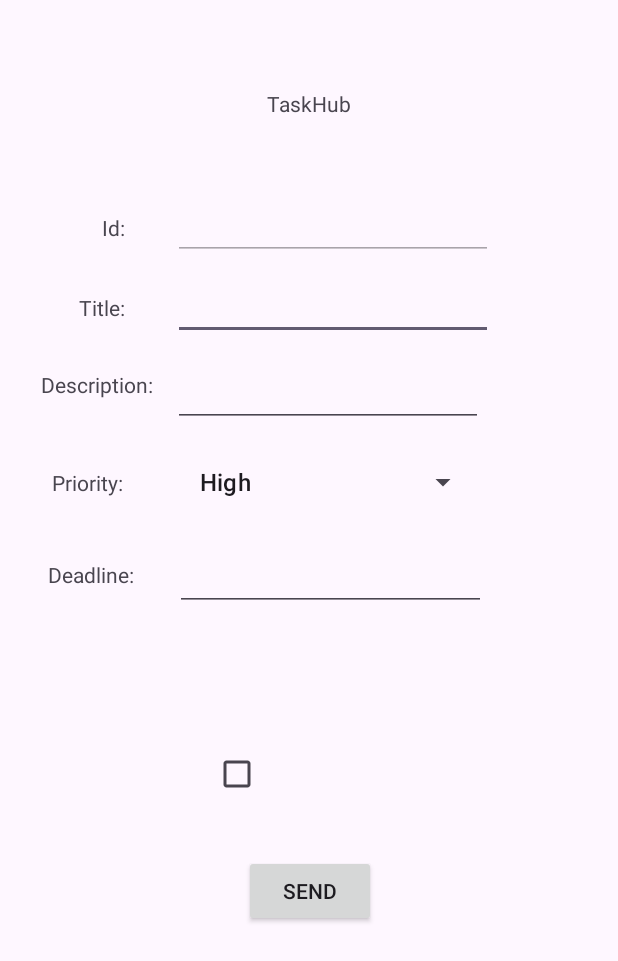
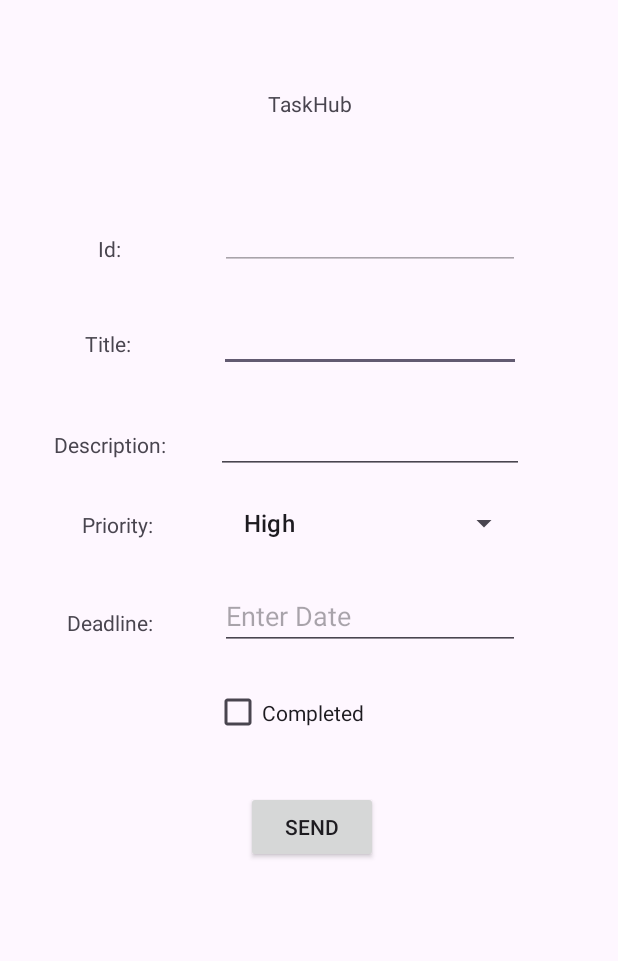
Before and after one commit to carlosEduardoRincon/PocketTask, an Android app: the TaskManager screen opened directly, with no data from a screen before it, after a tap on "SEND", on a phone screen of 412 x 824 dp. Shown: the top 961 px of the screen. Run offline under Robolectric (Android 15) with nearby library versions, the phone set to English and light mode, and no system bars.

Commit message:
fix - adding data and edit screen

```diff
--- a/app/src/main/java/br/edu/ifsp/dpdm/taskhub/InitialPage.java
+++ b/app/src/main/java/br/edu/ifsp/dpdm/taskhub/InitialPage.java
@@ -35,9 +35,9 @@ public class InitialPage extends AppCompatActivity {
         super.onCreate(savedInstanceState);
         setContentView(R.layout.initial_page);
 
-        Button abrirCalculator = findViewById(R.id.btAdd);
-        abrirCalculator.setOnClickListener(arg0 -> {
-            Intent it = new Intent(getApplicationContext(), TaskManager.class);
+        Button openTaskForm = findViewById(R.id.btAdd);
+        openTaskForm.setOnClickListener(arg0 -> {
+            Intent it = new Intent(getApplicationContext(), TaskManager.class).putExtra("operation", "update");
             mStartForResult.launch(it);
         });
 
@@ -53,9 +53,11 @@ public class InitialPage extends AppCompatActivity {
 
     private AdapterView.OnItemClickListener selectTasks = new AdapterView.OnItemClickListener() {
         public void onItemClick(AdapterView<?> arg0, View arg1, int pos, long id) {
-            operation = "Atualizar";
             t = tasks.get(pos);
-            //loadData(t);
+            Intent it = new Intent(getApplicationContext(), TaskManager.class);
+            it.putExtra("selectedItem", t);
+            it.putExtra("operation", "Update");
+            mStartForResult.launch(it);
         }
     };
 
@@ -81,8 +83,6 @@ public class InitialPage extends AppCompatActivity {
         builder.show();
     }
 
-
-
     public void refreshList() {
         tasks = taskDAO.listAll();
         if (tasks != null) {
@@ -98,8 +98,6 @@ public class InitialPage extends AppCompatActivity {
         return true;
     };
 
-
-
     private void showMessage(String msg) {
         Toast.makeText(getApplicationContext(), msg, Toast.LENGTH_LONG).show();
     }
--- a/app/src/main/java/br/edu/ifsp/dpdm/taskhub/TaskManager.java
+++ b/app/src/main/java/br/edu/ifsp/dpdm/taskhub/TaskManager.java
@@ -1,22 +1,32 @@
 package br.edu.ifsp.dpdm.taskhub;
 
 import android.app.Activity;
+import android.app.DatePickerDialog;
 import android.content.Intent;
 import android.os.Bundle;
+import android.text.InputType;
+import android.util.Log;
 import android.view.View;
 import android.widget.ArrayAdapter;
 import android.widget.CheckBox;
+import android.widget.DatePicker;
 import android.widget.EditText;
 import android.widget.Spinner;
 import android.widget.Toast;
 
+import java.text.ParseException;
+import java.text.SimpleDateFormat;
+import java.util.Calendar;
+import java.util.Date;
 import java.util.List;
+import java.util.Objects;
 
 import br.edu.ifsp.dpdm.taskhub.dao.entities.TaskDAO;
 import br.edu.ifsp.dpdm.taskhub.model.Task;
 
 public class TaskManager extends Activity {
 
+    DatePickerDialog picker;
     private Task t;
     private List<Task> tasks;
     private TaskDAO taskDAO;
@@ -24,7 +34,7 @@ public class TaskManager extends Activity {
     private EditText edTitle;
     private EditText edDescription;
     private EditText edDeadline;
-    private CheckBox edCompleted;
+    private CheckBox ckCompleted;
 
     private String operation;
     private Spinner spPriority;
@@ -38,12 +48,30 @@ public class TaskManager extends Activity {
         edID = (EditText) findViewById(R.id.edID);
         edTitle = (EditText) findViewById(R.id.edTitle);
         edDescription = (EditText) findViewById(R.id.edDescription);
-        edDeadline = (EditText) findViewById(R.id.edDeadline);
+        edDeadline = (EditText) findViewById(R.id.edDate);
+
+        edDeadline.setInputType(InputType.TYPE_NULL);
+        edDeadline.setOnClickListener(v -> {
+            final Calendar cldr = Calendar.getInstance();
+            int day = cldr.get(Calendar.DAY_OF_MONTH);
+            int month = cldr.get(Calendar.MONTH);
+            int year = cldr.get(Calendar.YEAR);
+            picker = new DatePickerDialog(TaskManager.this,
+                    (view, year1, monthOfYear, dayOfMonth) -> edDeadline.setText(dayOfMonth + "/" + (monthOfYear + 1) + "/" + year1), year, month, day);
+            picker.show();
+        });
+
         spPriority = (Spinner) findViewById(R.id.spPriority);
-        edCompleted = (CheckBox) findViewById(R.id.ckCompleted);
+        ckCompleted = (CheckBox) findViewById(R.id.ckCompleted);
         taskDAO = new TaskDAO(getApplicationContext());
 
-        operation = "New";
+        Intent intent = getIntent();
+        if (intent.hasExtra("selectedItem")) {
+            loadData(Objects.requireNonNull(intent.getParcelableExtra("selectedItem")));
+            operation = intent.getParcelableExtra("operation");
+        } else {
+            operation = "New";
+        }
 
         loadPriorities();
     }
@@ -66,9 +94,15 @@ public class TaskManager extends Activity {
         }
 
         t.setTitle(edTitle.getText().toString());
+        t.setDescription(edDescription.getText().toString());
+        t.setPriority(priorities[spPriority.getSelectedItemPosition()]);
 
-        t.setPriority(priorities[spPriority.getSelectedItemPosition()]);
-        t.setDescription(edDescription.getText().toString());
+        SimpleDateFormat dateFormat = new SimpleDateFormat("EEE MMM dd HH:mm:ss zzz yyyy");
+
+        try {
+            t.setDeadline((dateFormat.parse(edDeadline.getText().toString())));
+        } catch (ParseException e) {/*IGNORE*/}
+        t.setCompleted(ckCompleted.isChecked());
 
         if (operation.equalsIgnoreCase("new")) {
             taskDAO.salvar(t);
@@ -90,7 +124,7 @@ public class TaskManager extends Activity {
         edID.setText("");
         edTitle.setText("");
         edDescription.setText("");
-        edCompleted.setText("");
+        ckCompleted.setChecked(false);
         edDeadline.setText("");
         spPriority.setSelection(0);
     }
@@ -100,8 +134,20 @@ public class TaskManager extends Activity {
         edID.setText(String.valueOf(task.getId()));
         edTitle.setText(task.getTitle());
         edDescription.setText(task.getDescription());
+        ckCompleted.setChecked(task.isCompleted());
         edDeadline.setText(String.valueOf(task.getDeadline()));
-        spPriority.setSelection(task.getPriority().equalsIgnoreCase("M") ? 0 : 1);
+
+        String priority = task.getPriority();
+        Log.v("TaskManager", "msg: " + priority);
+
+        int selectionPosition = 0;
+        if (priority.equalsIgnoreCase("Medium")) {
+            selectionPosition = 1;
+        } else if (priority.equalsIgnoreCase("Easy")) {
+            selectionPosition = 2;
+        }
+        spPriority.setSelection(selectionPosition);
+
     }
 
     private void showMessage(String msg) {
--- a/app/src/main/java/br/edu/ifsp/dpdm/taskhub/adapters/TaskListAdapter.java
+++ b/app/src/main/java/br/edu/ifsp/dpdm/taskhub/adapters/TaskListAdapter.java
@@ -51,7 +51,7 @@ public class TaskListAdapter extends BaseAdapter {
         description.setText("Description: " + t.getDescription());
 
         TextView deadline = (TextView) view.findViewById(R.id.txtDeadlineTask);
-        deadline.setText("Deadline: " + t.getPriority());
+        deadline.setText("Deadline: " + t.getDeadline());
 
         TextView priority = (TextView) view.findViewById(R.id.txtPriority);
         priority.setText("Priority: " + t.getPriority());
--- a/app/src/main/java/br/edu/ifsp/dpdm/taskhub/dao/TaskRepository.java
+++ b/app/src/main/java/br/edu/ifsp/dpdm/taskhub/dao/TaskRepository.java
@@ -15,9 +15,10 @@ public class TaskRepository<T extends Object> extends SQLiteOpenHelper {
 
     public static final String CREATE_TABLE_TASK = "CREATE TABLE task ("
             + " id integer primary key autoincrement NOT NULL,"
+            + " title varchar(75),"
             + " description varchar(200),"
-            + " title varchar(75),"
-            + " deadline varchar(75),"
+            + " deadline datetime(75),"
+            + " priority varchar(75),"
             + " completed int);";
 
     public TaskRepository(Context context) {
--- a/app/src/main/java/br/edu/ifsp/dpdm/taskhub/dao/entities/TaskDAO.java
+++ b/app/src/main/java/br/edu/ifsp/dpdm/taskhub/dao/entities/TaskDAO.java
@@ -4,10 +4,12 @@ import android.content.ContentValues;
 import android.content.Context;
 import android.database.Cursor;
 import android.database.sqlite.SQLiteDatabase;
+import android.util.Log;
 
 import java.text.SimpleDateFormat;
 import java.util.ArrayList;
 import java.util.List;
+import java.util.Locale;
 
 import br.edu.ifsp.dpdm.taskhub.dao.TaskRepository;
 import br.edu.ifsp.dpdm.taskhub.model.Task;
@@ -18,8 +20,7 @@ public class TaskDAO extends TaskRepository<Task> {
 
     public TaskDAO(Context context) {
         super(context);
-        fields = new String[]{"id", "title", "description", "deadline",
-        "priority", "completed"};
+        fields = new String[]{"id", "title", "description", "deadline", "priority", "completed"};
         tableName = "task";
         this.database = getWritableDatabase();
     }
@@ -56,7 +57,7 @@ public class TaskDAO extends TaskRepository<Task> {
 
     public List<Task> listAll() {
         List<Task> list = new ArrayList<Task>();
-        Cursor cursor = executeSelect(null, null, "1");
+        Cursor cursor =  executeSelect(null, null, "1");
 
         if (cursor != null && cursor.moveToFirst()) {
             do {
@@ -90,14 +91,16 @@ public class TaskDAO extends TaskRepository<Task> {
 
 
     private Task serializeByCursor(Cursor cursor) {
-        SimpleDateFormat dateFormat = new SimpleDateFormat("yyyy-MM-dd");
+        SimpleDateFormat parserSDF = new SimpleDateFormat("EEE MMM dd HH:mm:ss Z yyyy", Locale.ENGLISH);
+
         Task task = new Task();
 
         try {
+            Log.v("TaskDAO", "cursor: " + cursor);
             task.setId(cursor.getInt(0));
             task.setTitle(cursor.getString(1));
             task.setDescription(cursor.getString(2));
-            task.setDeadline(dateFormat.parse(cursor.getString(3)));
+            task.setDeadline(parserSDF.parse(cursor.getString(3)));
             task.setPriority(cursor.getString(4));
             task.setCompleted(cursor.getInt(5) == 1);
         } catch (Exception ignored) {}
@@ -113,12 +116,12 @@ public class TaskDAO extends TaskRepository<Task> {
         values.put("description", task.getDescription());
         values.put("deadline", String.valueOf(task.getDeadline()));
         values.put("priority", task.getPriority());
-        values.put("completed", task.isCompleted());
+        values.put("completed", task.isCompleted()? 1 : 0);
 
         return values;
     }
 
-    private Cursor executeSelect(String selection, String[] selectionArgs, String orderBy) {
+    private Cursor  executeSelect(String selection, String[] selectionArgs, String orderBy) {
         return database.query(tableName,
                 fields,
                 selection,
--- a/app/src/main/java/br/edu/ifsp/dpdm/taskhub/model/Task.java
+++ b/app/src/main/java/br/edu/ifsp/dpdm/taskhub/model/Task.java
@@ -1,8 +1,13 @@
 package br.edu.ifsp.dpdm.taskhub.model;
+
+import android.os.Parcel;
+import android.os.Parcelable;
+
+import androidx.annotation.NonNull;
 
 import java.util.Date;
 
-public class Task {
+public class Task implements Parcelable {
     private int id;
     private String title;
     private String description;
@@ -19,6 +24,26 @@ public class Task {
         this.priority = priority;
         this.completed = completed;
     }
+
+    protected Task(Parcel in) {
+        id = in.readInt();
+        title = in.readString();
+        description = in.readString();
+        priority = in.readString();
+        completed = in.readByte() != 0;
+    }
+
+    public static final Creator<Task> CREATOR = new Creator<Task>() {
+        @Override
+        public Task createFromParcel(Parcel in) {
+            return new Task(in);
+        }
+
+        @Override
+        public Task[] newArray(int size) {
+            return new Task[size];
+        }
+    };
 
     public int getId() {
         return id;
@@ -55,7 +80,6 @@ public class Task {
     public String getPriority() {
         return priority;
     }
-
     public void setPriority(String priority) {
         this.priority = priority;
     }
@@ -67,4 +91,18 @@ public class Task {
     public void setCompleted(boolean completed) {
         this.completed = completed;
     }
+
+    @Override
+    public int describeContents() {
+        return 0;
+    }
+
+    @Override
+    public void writeToParcel(@NonNull Parcel dest, int flags) {
+        dest.writeInt(id);
+        dest.writeString(title);
+        dest.writeString(description);
+        dest.writeString(priority);
+        dest.writeByte((byte) (completed ? 1 : 0));
+    }
 }
--- a/app/src/main/res/layout/main.xml
+++ b/app/src/main/res/layout/main.xml
@@ -8,158 +8,164 @@
 
     <EditText
         android:id="@+id/edDescription"
-        android:layout_width="0dp"
-        android:layout_height="35dp"
-        android:layout_marginTop="12dp"
-        android:layout_marginEnd="88dp"
-        android:layout_marginBottom="14dp"
+        android:layout_width="205dp"
+        android:layout_height="43dp"
+        android:layout_marginTop="55dp"
+        android:layout_marginBottom="54dp"
         android:inputType="text"
-        app:layout_constraintBottom_toTopOf="@+id/spPriority"
-        app:layout_constraintEnd_toEndOf="parent"
+        app:layout_constraintBottom_toBottomOf="@+id/spPriority"
+        app:layout_constraintEnd_toEndOf="@+id/edTitle"
+        app:layout_constraintHorizontal_bias="0.5"
         app:layout_constraintStart_toEndOf="@+id/textView2"
-        app:layout_constraintTop_toBottomOf="@+id/edTitle" />
+        app:layout_constraintStart_toStartOf="@+id/edTitle"
+        app:layout_constraintTop_toTopOf="@+id/edTitle" />
 
     <CheckBox
         android:id="@+id/ckCompleted"
-        android:layout_width="128dp"
-        android:layout_height="wrap_content"
-        android:layout_marginBottom="292dp"
+        android:layout_width="200dp"
+        android:layout_height="42dp"
+        android:layout_marginTop="30dp"
+        android:layout_marginEnd="4dp"
+        android:layout_marginBottom="32dp"
         android:text="Completed"
-        app:layout_constraintBottom_toBottomOf="parent"
-        app:layout_constraintEnd_toEndOf="parent"
-        app:layout_constraintStart_toStartOf="parent" />
+        app:layout_constraintBottom_toTopOf="@+id/button"
+        app:layout_constraintEnd_toEndOf="@+id/edDate"
+        app:layout_constraintTop_toBottomOf="@+id/textView" />
 
     <EditText
         android:id="@+id/edTitle"
-        android:layout_width="wrap_content"
-        android:layout_height="wrap_content"
-        android:layout_marginTop="8dp"
-        android:ems="10"
+        android:layout_width="201dp"
+        android:layout_height="42dp"
+        android:layout_marginTop="181dp"
+        android:layout_marginBottom="182dp"
         android:inputType="text"
+        app:layout_constraintBottom_toTopOf="@+id/ckCompleted"
+        app:layout_constraintEnd_toEndOf="@+id/edID"
+        app:layout_constraintHorizontal_bias="0.5"
+        app:layout_constraintStart_toEndOf="@+id/textView1"
         app:layout_constraintStart_toStartOf="@+id/edID"
-        app:layout_constraintTop_toBottomOf="@+id/edID">
+        app:layout_constraintTop_toTopOf="parent">
 
         <requestFocus
             android:layout_width="wrap_content"
             android:layout_height="wrap_content" />
     </EditText>
 
-    <TextView
-        android:id="@+id/textView3"
-        android:layout_width="wrap_content"
-        android:layout_height="wrap_content"
-        android:layout_marginStart="32dp"
-        android:layout_marginEnd="32dp"
-        android:text="Priority:"
-        app:layout_constraintBaseline_toBaselineOf="@+id/spPriority"
-        app:layout_constraintEnd_toStartOf="@+id/spPriority"
-        app:layout_constraintStart_toStartOf="parent" />
-
     <EditText
         android:id="@+id/edID"
-        android:layout_width="wrap_content"
-        android:layout_height="wrap_content"
-        android:layout_marginStart="32dp"
-        android:layout_marginTop="49dp"
+        android:layout_width="200dp"
+        android:layout_height="42dp"
+        android:layout_marginTop="119dp"
+        android:layout_marginBottom="118dp"
         android:editable="false"
         android:ems="10"
         android:enabled="false"
         android:inputType="text"
+        app:layout_constraintBottom_toBottomOf="@+id/edDescription"
+        app:layout_constraintEnd_toEndOf="parent"
+        app:layout_constraintHorizontal_bias="0.5"
         app:layout_constraintStart_toEndOf="@+id/txtID"
-        app:layout_constraintTop_toBottomOf="@+id/textView4"
+        app:layout_constraintTop_toTopOf="parent"
         tools:ignore="Deprecated">
 
     </EditText>
 
     <TextView
-        android:id="@+id/textView2"
+        android:id="@+id/txtID"
         android:layout_width="wrap_content"
         android:layout_height="wrap_content"
-        android:layout_marginStart="25dp"
-        android:layout_marginTop="20dp"
-        android:layout_marginEnd="12dp"
-        android:text="Description:"
-        app:layout_constraintEnd_toStartOf="@+id/edDescription"
-        app:layout_constraintStart_toStartOf="parent"
-        app:layout_constraintTop_toBottomOf="@+id/edTitle" />
+        android:layout_marginBottom="44dp"
+        android:text="@string/id"
+        app:layout_constraintBottom_toTopOf="@+id/textView1"
+        app:layout_constraintEnd_toStartOf="@+id/edID"
+        app:layout_constraintHorizontal_bias="0.5"
+        app:layout_constraintStart_toStartOf="parent" />
+
+    <TextView
+        android:id="@+id/textView3"
+        android:layout_width="wrap_content"
+        android:layout_height="wrap_content"
+        android:text="Priority:"
+        app:layout_constraintBaseline_toBaselineOf="@+id/spPriority"
+        app:layout_constraintEnd_toStartOf="@+id/spPriority"
+        app:layout_constraintHorizontal_bias="0.551"
+        app:layout_constraintStart_toStartOf="parent" />
 
     <TextView
         android:id="@+id/textView1"
         android:layout_width="wrap_content"
         android:layout_height="wrap_content"
+        android:layout_marginBottom="48dp"
         android:text="Title:"
-        app:layout_constraintBaseline_toBaselineOf="@+id/edTitle"
-        app:layout_constraintEnd_toStartOf="@+id/txtID"
-        app:layout_constraintStart_toStartOf="@+id/txtID" />
+        app:layout_constraintBottom_toTopOf="@+id/textView2"
+        app:layout_constraintEnd_toStartOf="@+id/edTitle"
+        app:layout_constraintHorizontal_bias="0.495"
+        app:layout_constraintStart_toStartOf="parent" />
 
     <TextView
-        android:id="@+id/txtID"
+        android:id="@+id/textView2"
         android:layout_width="wrap_content"
         android:layout_height="wrap_content"
-        android:layout_marginStart="33dp"
-        android:layout_marginEnd="32dp"
-        android:text="@string/id"
-        app:layout_constraintBaseline_toBaselineOf="@+id/edID"
+        android:text="Description:"
+        app:layout_constraintBaseline_toBaselineOf="@+id/edDescription"
         app:layout_constraintEnd_toStartOf="@+id/edDescription"
-        app:layout_constraintStart_toStartOf="@+id/textView3" />
+        app:layout_constraintHorizontal_bias="0.521"
+        app:layout_constraintStart_toStartOf="parent" />
 
     <TextView
         android:id="@+id/textView"
-        android:layout_width="0dp"
+        android:layout_width="wrap_content"
         android:layout_height="wrap_content"
-        android:layout_marginStart="32dp"
-        android:layout_marginEnd="12dp"
         android:text="Deadline:"
-        app:layout_constraintEnd_toStartOf="@+id/edDeadline"
-        app:layout_constraintStart_toStartOf="parent"
-        app:layout_constraintTop_toTopOf="@+id/edDeadline" />
-
-    <EditText
-        android:id="@+id/edDeadline"
-        android:layout_width="207dp"
-        android:layout_height="34dp"
-        android:layout_marginTop="82dp"
-        android:layout_marginEnd="88dp"
-        android:layout_marginBottom="80dp"
-        android:ems="10"
-        android:inputType="date"
-        app:layout_constraintBottom_toBottomOf="@+id/ckCompleted"
-        app:layout_constraintEnd_toEndOf="parent"
-        app:layout_constraintStart_toEndOf="@+id/textView"
-        app:layout_constraintTop_toTopOf="@+id/textView2" />
+        app:layout_constraintBaseline_toBaselineOf="@+id/edDate"
+        app:layout_constraintEnd_toStartOf="@+id/edDate"
+        app:layout_constraintStart_toStartOf="parent" />
 
     <Button
         android:id="@+id/button"
         android:layout_width="wrap_content"
         android:layout_height="wrap_content"
-        android:layout_marginTop="38dp"
-        android:layout_marginEnd="19dp"
+        android:layout_marginStart="21dp"
+        android:layout_marginTop="94dp"
         android:onClick="saveTask"
         android:text="Send"
-        app:layout_constraintEnd_toEndOf="@+id/ckCompleted"
-        app:layout_constraintTop_toBottomOf="@+id/ckCompleted" />
+        app:layout_constraintStart_toStartOf="@+id/ckCompleted"
+        app:layout_constraintTop_toBottomOf="@+id/edDate" />
 
     <Spinner
         android:id="@+id/spPriority"
-        android:layout_width="202dp"
-        android:layout_height="24dp"
-        android:layout_marginTop="22dp"
-        android:layout_marginEnd="90dp"
-        android:layout_marginBottom="19dp"
-        app:layout_constraintBottom_toTopOf="@+id/edDeadline"
-        app:layout_constraintEnd_toEndOf="parent"
+        android:layout_width="200dp"
+        android:layout_height="0dp"
+        android:layout_marginTop="110dp"
+        android:layout_marginBottom="114dp"
+        app:layout_constraintBottom_toBottomOf="@+id/ckCompleted"
+        app:layout_constraintEnd_toEndOf="@+id/edDescription"
+        app:layout_constraintHorizontal_bias="0.5"
         app:layout_constraintStart_toEndOf="@+id/textView3"
-        app:layout_constraintTop_toBottomOf="@+id/textView2" />
+        app:layout_constraintStart_toStartOf="@+id/edDescription"
+        app:layout_constraintTop_toTopOf="@+id/edTitle" />
+
+    <EditText
+        android:id="@+id/edDate"
+        android:layout_width="200dp"
+        android:layout_height="42dp"
+        android:ems="10"
+        android:hint="Enter Date"
+        app:layout_constraintBottom_toBottomOf="parent"
+        app:layout_constraintEnd_toEndOf="@+id/spPriority"
+        app:layout_constraintHorizontal_bias="0.5"
+        app:layout_constraintStart_toEndOf="@+id/textView"
+        app:layout_constraintStart_toStartOf="@+id/spPriority"
+        app:layout_constraintTop_toTopOf="parent" />
 
     <TextView
         android:id="@+id/textView4"
         android:layout_width="wrap_content"
         android:layout_height="wrap_content"
+        android:layout_marginStart="32dp"
         android:layout_marginTop="59dp"
         android:text="TaskHub"
-        app:layout_constraintEnd_toEndOf="parent"
-        app:layout_constraintStart_toStartOf="parent"
+        app:layout_constraintStart_toStartOf="@+id/edID"
         app:layout_constraintTop_toTopOf="parent" />
 
-
 </androidx.constraintlayout.widget.ConstraintLayout>
```
